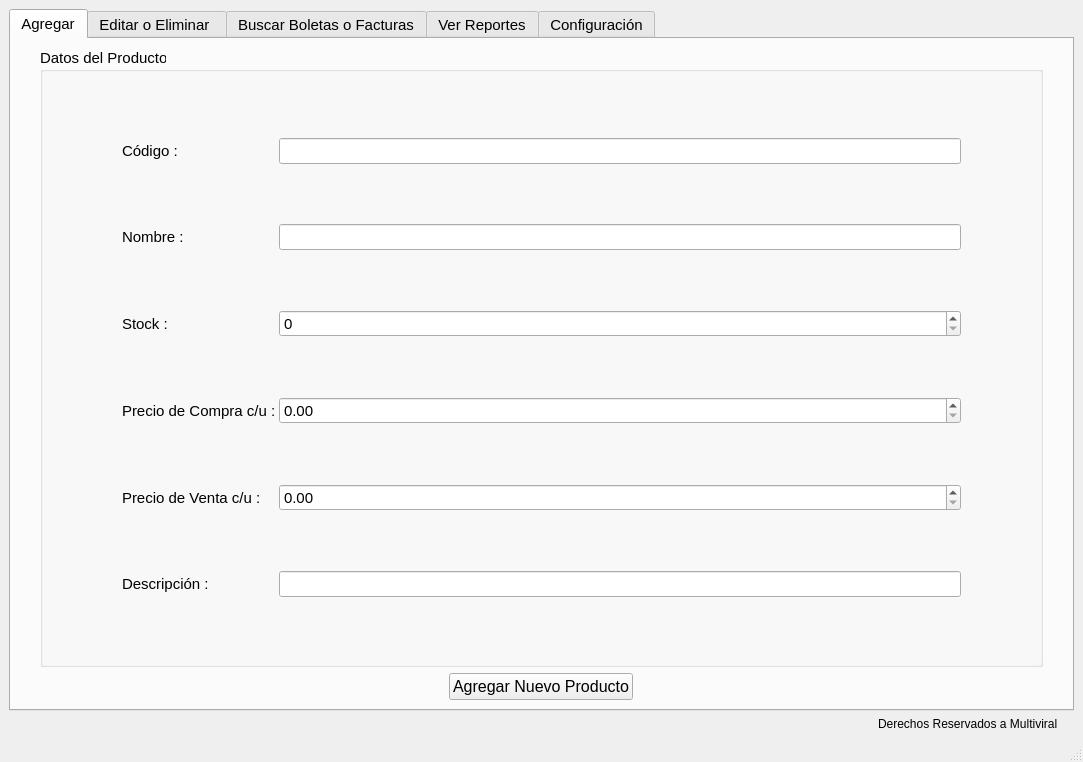
The window that ui/admin.ui (nashvent/libreria) describes before a commit, drawn with Qt 5.
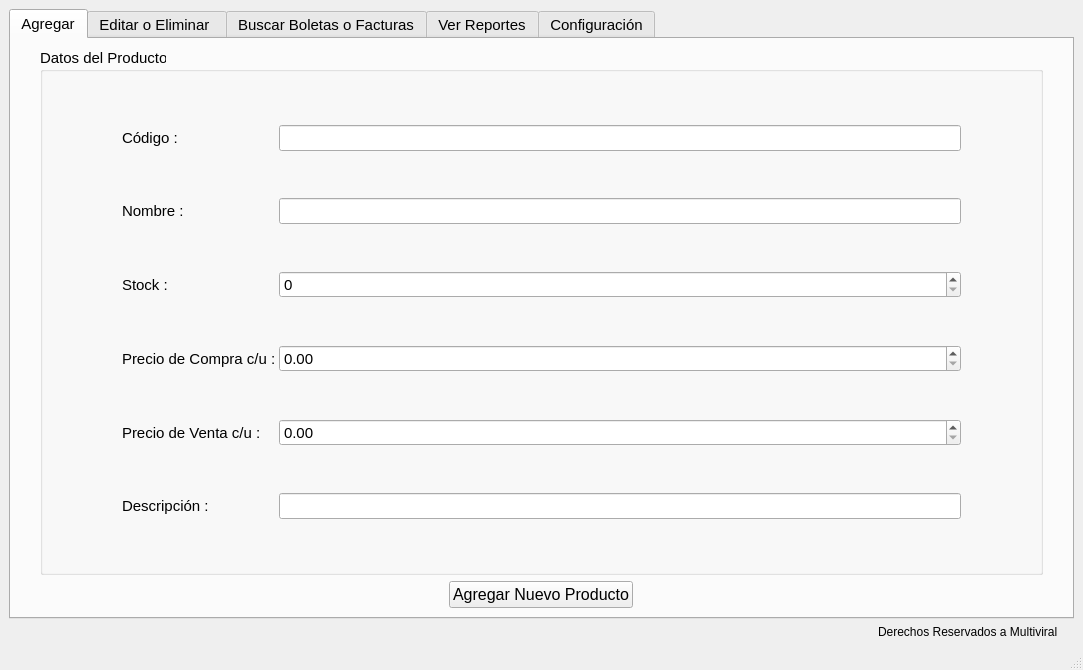
The same window after the commit. The open tabs and pages were chosen to show the change. Icons and pictures are not drawn.

Commit message: inicio ui con cantidades de productos y ventas del dia

Patch:
```diff
--- a/ui/admin.ui
+++ b/ui/admin.ui
@@ -7,9 +7,15 @@
     <x>0</x>
     <y>0</y>
     <width>1083</width>
-    <height>762</height>
+    <height>670</height>
    </rect>
   </property>
+  <property name="minimumSize">
+   <size>
+    <width>1083</width>
+    <height>670</height>
+   </size>
+  </property>
   <property name="mouseTracking">
    <bool>false</bool>
   </property>
```
Left out of the diff: 2 changed lines with no effect on the pictures. The commit also changes 5 other files.
